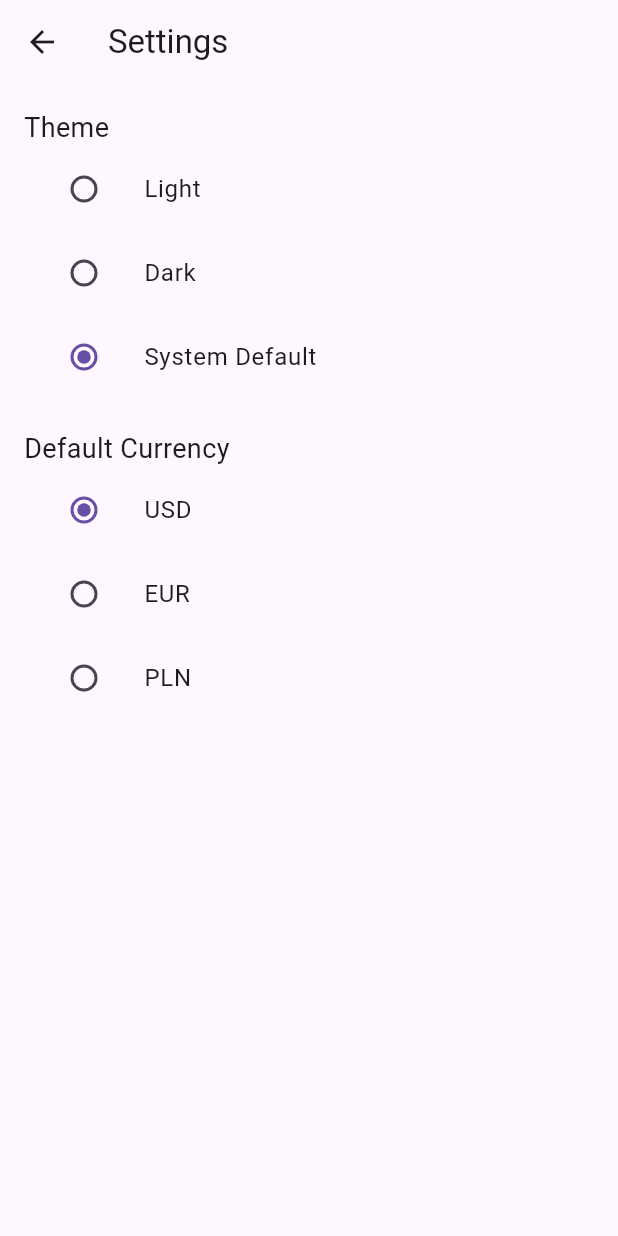
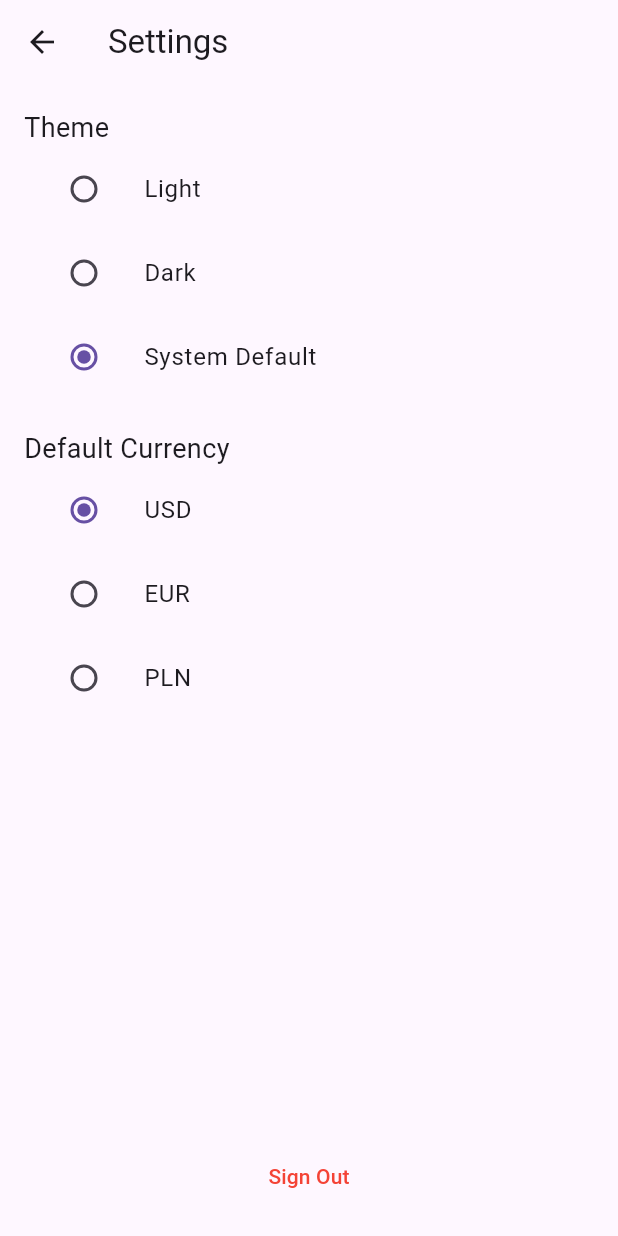
Before and after one commit to th3bill1/splitbill, a Flutter app: the SettingsScreen screen opened directly, on a phone screen of 412 x 824 dp. Run offline on Flutter 3.47's test engine with Material 3 defaults, Android fonts, the phone set to English and light mode, and no system bars; our stand-ins replace cloud_firestore, firebase_auth, firebase_core, flutter_riverpod, image_picker; accounts and stored records are empty.

```diff
--- a/lib/screens/account_screen.dart
+++ b/lib/screens/account_screen.dart
@@ -1,7 +1,6 @@
 import 'dart:io';
 import 'package:flutter/material.dart';
 import 'package:flutter_riverpod/flutter_riverpod.dart';
-import 'package:splitbill/providers/auth_provider.dart';
 import '../providers/user_provider.dart';
 import 'edit_account_screen.dart';
 
--- a/lib/screens/settings_screen.dart
+++ b/lib/screens/settings_screen.dart
@@ -1,6 +1,8 @@
 import 'package:flutter/material.dart';
 import 'package:flutter_riverpod/flutter_riverpod.dart';
 import '../providers/currency_provider.dart';
+import '../providers/auth_provider.dart'; // Import the auth provider
+import 'login_screen.dart'; // Import the login screen
 
 final themeModeProvider = StateProvider<ThemeMode>((ref) => ThemeMode.system);
 
@@ -96,6 +98,23 @@ class SettingsScreen extends ConsumerWidget {
                 },
               ),
             ),
+            const Spacer(), // Pushes the sign-out button to the bottom
+            Center(
+              child: TextButton(
+                onPressed: () async {
+                  await ref.read(authProvider.notifier).signOut();
+                  Navigator.pushReplacement(
+                    context,
+                    MaterialPageRoute(
+                        builder: (context) => const LoginScreen()),
+                  );
+                },
+                child: const Text(
+                  'Sign Out',
+                  style: TextStyle(color: Colors.red),
+                ),
+              ),
+            ),
           ],
         ),
       ),
```
Also changed, not shown: lib/screens/home_screen.dart (+8 -3 lines), lib/screens/notifications_screen.dart (added, +17 -0 lines).
